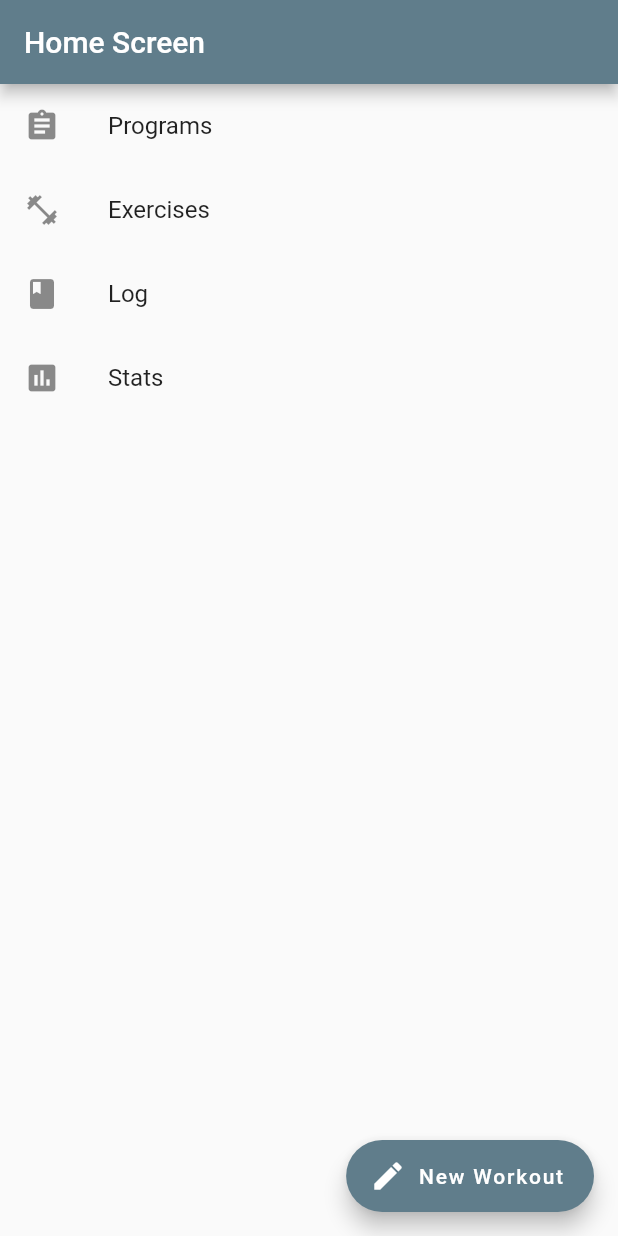
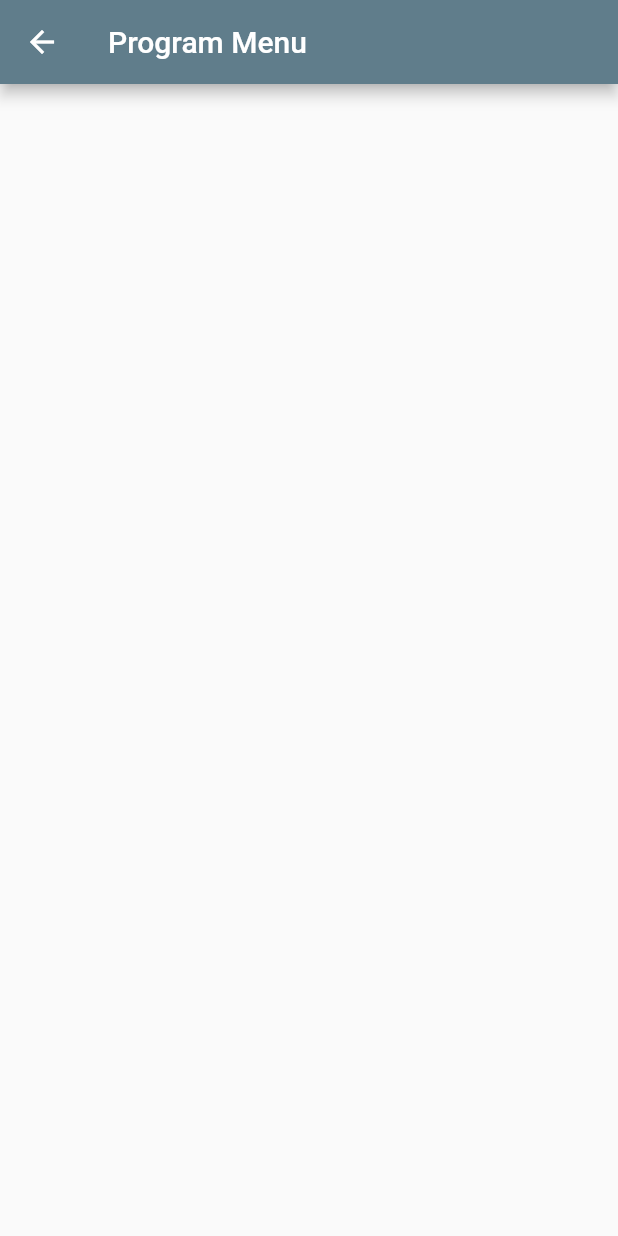
Before and after one commit to smolgeat/gainz-log, a Flutter app: the screen it shows after launch, after a tap on "Programs", on a phone screen of 412 x 824 dp. Run offline on Flutter 3.47's test engine with Material 2 defaults, Android fonts, the phone set to English and light mode, and no system bars.

Commit message:
added blank menus

```diff
--- a/gainz_log/lib/main.dart
+++ b/gainz_log/lib/main.dart
@@ -1,6 +1,8 @@
 
 
 import 'package:flutter/material.dart';
+
+
 
 
 void main() => runApp(MyApp());
@@ -26,6 +28,10 @@ class MyApp extends StatelessWidget {
       initialRoute: '/',
       routes:{
         '/':(context) =>HomeScreen(),
+        '/ProgramMenu':(context) =>ProgramMenu(),
+        '/StatsMenu':(context) => StatsMenu(),
+        '/ExerciseMenu':(context)=>ExerciseMenu(),
+        '/Log':(context)=> LogMenu(),
 
       }
     );
@@ -47,6 +53,7 @@ class HomeScreen extends StatelessWidget{
         ListTile(
            onTap: () {
           // Go to programs menu
+          Navigator.pushNamed(context, '/ProgramMenu');
         },
           leading: Icon(Icons.assignment),
           title: Text('Programs'),
@@ -55,6 +62,7 @@ class HomeScreen extends StatelessWidget{
         ListTile(
            onTap: () {
           // go to Exercises menu
+          Navigator.pushNamed(context, '/ExerciseMenu');
         },
           leading: Icon(Icons.fitness_center),
           title:Text('Exercises'),
@@ -62,6 +70,7 @@ class HomeScreen extends StatelessWidget{
         ListTile(
            onTap: () {
           // go to log menu
+          Navigator.pushNamed(context, '/Log');
         },
           leading: Icon(Icons.book),
           title: Text('Log')
@@ -70,6 +79,7 @@ class HomeScreen extends StatelessWidget{
         ListTile(
           onTap: () {
           // Go to summary statistics menu
+          Navigator.pushNamed(context, '/StatsMenu');
         },
           leading: Icon(Icons.assessment),
           title:Text('Stats')
@@ -92,10 +102,75 @@ class HomeScreen extends StatelessWidget{
   }
 }
 
-/* Programs Menu
-*/
-/* Log
-*/
+
+
+class ProgramMenu extends StatelessWidget{
+  /* Programs Menu
+     Create New program
+     Update Current program
+
+  */
+  @override
+  Widget build(BuildContext context)
+  {
+    return Scaffold(
+      appBar: AppBar(
+        title:Text('Program Menu'),
+        ),
+
+    );
+  }
+
+}
+class ExerciseMenu extends StatelessWidget{
+  /* Exercise
+     Create New program
+     Update Current program
+
+  */
+  @override
+  Widget build(BuildContext context)
+  {
+    return Scaffold(
+      appBar: AppBar(
+        title:Text('Exercises'),
+        ),
+
+    );
+  }
+
+}
+
+class LogMenu extends StatelessWidget{
+  /*
+    Workout log
+
+  */
+  @override
+  Widget build(BuildContext context)
+  {
+    return Scaffold(
+      appBar: AppBar(
+        title:Text('Log'),
+        ),
+
+    );
+  }
+
+}
+class StatsMenu extends StatelessWidget{
 /*
     Stats
 */
+  @override
+  Widget build(BuildContext context)
+  {
+    return Scaffold(
+      appBar: AppBar(
+        title:Text('Stats'),
+        ),
+
+    );
+  }
+
+}
```
Also changed, not shown: 2 other files.
